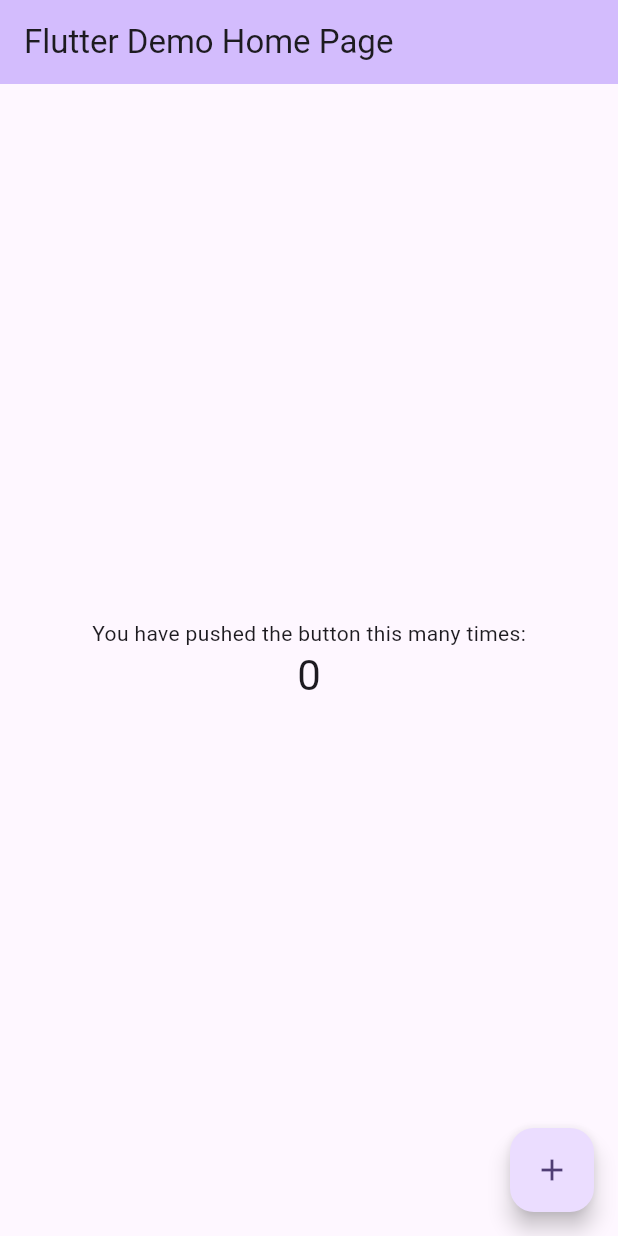
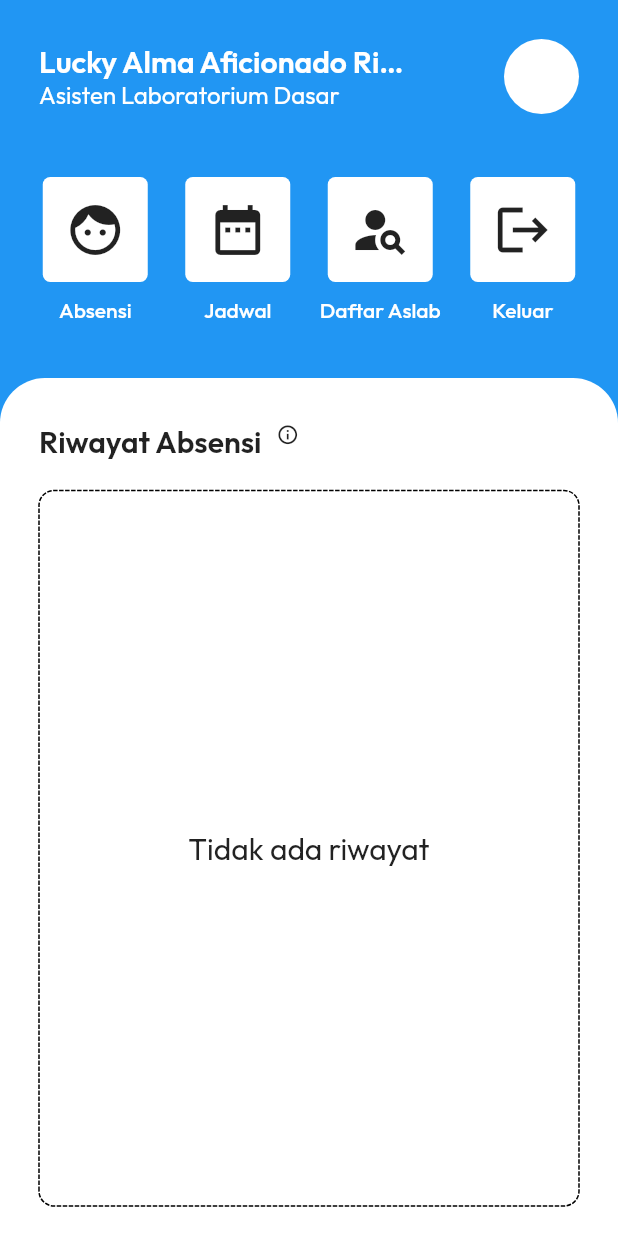
Before and after one commit to LuckyAlmaAficionado/Sistem-Absensi, a Flutter app: the screen it shows after launch, on a phone screen of 412 x 824 dp. Run offline on Flutter 3.47's test engine with Material 3 defaults, Android fonts, the phone set to English and light mode, and no system bars; drawn by our look-alikes of dotted_border; our stand-ins replace gap, get, google_fonts.

Commit message:
first commit

```diff
--- /dev/null
+++ b/lib/app/modules/home/views/home_view.dart
@@ -0,0 +1,212 @@
+import 'package:dotted_border/dotted_border.dart';
+import 'package:flutter/material.dart';
+import 'package:gap/gap.dart';
+
+import 'package:get/get.dart';
+
+import '../controllers/home_controller.dart';
+
+class HomeView extends GetView<HomeController> {
+  const HomeView({Key? key}) : super(key: key);
+  @override
+  Widget build(BuildContext context) {
+    return Scaffold(
+        backgroundColor: Colors.blue,
+        body: SizedBox(
+          width: Get.width,
+          height: Get.height,
+          child: SafeArea(
+            child: Column(
+              children: [
+                // informasi jabatan, nama, & photo profile
+                Padding(
+                  padding: const EdgeInsets.all(26.0),
+                  child: Row(
+                    mainAxisAlignment: MainAxisAlignment.spaceBetween,
+                    crossAxisAlignment: CrossAxisAlignment.center,
+                    children: [
+                      SizedBox(
+                        width: Get.width * 0.6,
+                        child: Column(
+                          mainAxisAlignment: MainAxisAlignment.center,
+                          crossAxisAlignment: CrossAxisAlignment.start,
+                          children: [
+                            Text(
+                              'Lucky Alma Aficionado Rigel',
+                              overflow: TextOverflow.ellipsis,
+                              style: TextStyle(
+                                fontWeight: FontWeight.w600,
+                                color: Colors.white,
+                                fontSize: 20,
+                              ),
+                            ),
+                            Text(
+                              'Asisten Laboratorium Dasar',
+                              overflow: TextOverflow.ellipsis,
+                              style: TextStyle(
+                                fontWeight: FontWeight.normal,
+                                color: Colors.white,
+                                fontSize: 16,
+                              ),
+                            ),
+                          ],
+                        ),
+                      ),
+                      CircleAvatar(
+                        backgroundColor: Colors.white,
+                        radius: 25,
+                      ),
+                    ],
+                  ),
+                ),
+
+                // custom tile
+                Padding(
+                  padding: const EdgeInsets.all(16.0),
+                  child: Row(
+                    crossAxisAlignment: CrossAxisAlignment.start,
+                    children: [
+                      CustomTileHome(
+                        icon: Icons.face,
+                        title: 'Absensi',
+                        onTap: () {},
+                      ),
+                      CustomTileHome(
+                        icon: Icons.date_range,
+                        title: 'Jadwal',
+                        onTap: () {},
+                      ),
+                      CustomTileHome(
+                        icon: Icons.person_search_sharp,
+                        title: 'Daftar Aslab',
+                        onTap: () {},
+                      ),
+                      CustomTileHome(
+                        icon: Icons.logout,
+                        title: 'Keluar',
+                        onTap: () {},
+                      ),
+                    ],
+                  ),
+                ),
+
+                // riwayat asistensi
+                const Gap(20),
+                Expanded(
+                  child: Container(
+                    padding: const EdgeInsets.symmetric(horizontal: 26),
+                    width: Get.width,
+                    decoration: BoxDecoration(
+                      color: Colors.white,
+                      borderRadius: BorderRadius.only(
+                        topLeft: Radius.circular(30),
+                        topRight: Radius.circular(30),
+                      ),
+                    ),
+                    child: Column(
+                      mainAxisAlignment: MainAxisAlignment.start,
+                      crossAxisAlignment: CrossAxisAlignment.start,
+                      children: [
+                        const Gap(30),
+                        Row(
+                          crossAxisAlignment: CrossAxisAlignment.start,
+                          children: [
+                            Text(
+                              'Riwayat Absensi',
+                              style: TextStyle(
+                                fontWeight: FontWeight.w600,
+                                fontSize: 20,
+                              ),
+                            ),
+                            const Gap(10),
+                            GestureDetector(
+                              onTap: () {
+                                Get.defaultDialog(
+                                  title: 'Riwayat Absensi',
+                                  content: Text(
+                                    'berisi mengenai informasi riwayat dari asistensi laboratorium',
+                                    textAlign: TextAlign.center,
+                                  ),
+                                );
+                              },
+                              child: Icon(
+                                Icons.info_outline,
+                                size: 15,
+                              ),
+                            ),
+                          ],
+                        ),
+                        const Gap(20),
+                        Expanded(
+                          child: DottedBorder(
+                            borderType: BorderType.RRect,
+                            radius: Radius.circular(10),
+                            child: Center(
+                              child: Text(
+                                'Tidak ada riwayat',
+                                style: TextStyle(
+                                  fontSize: 20,
+                                ),
+                              ),
+                            ),
+                          ),
+                        ),
+                        const Gap(20),
+                      ],
+                    ),
+                  ),
+                ),
+              ],
+            ),
+          ),
+        ));
+  }
+}
+
+class CustomTileHome extends StatelessWidget {
+  const CustomTileHome({
+    super.key,
+    required this.title,
+    this.onTap,
+    required this.icon,
+  });
+
+  final String title;
+  final Function()? onTap;
+  final IconData icon;
+
+  @override
+  Widget build(BuildContext context) {
+    return Expanded(
+      child: GestureDetector(
+        onTap: onTap,
+        child: Column(
+          children: [
+            Container(
+              width: 70,
+              height: 70,
+              decoration: BoxDecoration(
+                color: Colors.white,
+                borderRadius: BorderRadius.circular(5),
+              ),
+              child: Icon(
+                icon,
+                size: 40,
+              ),
+            ),
+            const Gap(10),
+            Text(
+              title,
+              textAlign: TextAlign.center,
+              style: TextStyle(
+                fontWeight: FontWeight.w500,
+                color: Colors.white,
+                fontSize: 14,
+              ),
+            )
+          ],
+        ),
+      ),
+    );
+  }
+}
--- a/lib/main.dart
+++ b/lib/main.dart
@@ -1,125 +1,26 @@
 import 'package:flutter/material.dart';
+import 'package:flutter/services.dart';
+
+import 'package:get/get.dart';
+import 'package:google_fonts/google_fonts.dart';
+
+import 'app/routes/app_pages.dart';
 
 void main() {
-  runApp(const MyApp());
+  WidgetsFlutterBinding.ensureInitialized();
+  SystemChrome.setSystemUIOverlayStyle(SystemUiOverlayStyle(
+    statusBarColor: Colors.transparent,
+  ));
+  runApp(
+    GetMaterialApp(
+      debugShowCheckedModeBanner: false,
+      theme: ThemeData(
+        useMaterial3: false,
+        fontFamily: GoogleFonts.outfit().fontFamily,
+      ),
+      title: "Application",
+      initialRoute: AppPages.INITIAL,
+      getPages: AppPages.routes,
+    ),
+  );
 }
-
-class MyApp extends StatelessWidget {
-  const MyApp({super.key});
-
-  // This widget is the root of your application.
-  @override
-  Widget build(BuildContext context) {
-    return MaterialApp(
-      title: 'Flutter Demo',
-      theme: ThemeData(
-        // This is the theme of your application.
-        //
-        // TRY THIS: Try running your application with "flutter run". You'll see
-        // the application has a purple toolbar. Then, without quitting the app,
-        // try changing the seedColor in the colorScheme below to Colors.green
-        // and then invoke "hot reload" (save your changes or press the "hot
-        // reload" button in a Flutter-supported IDE, or press "r" if you used
-        // the command line to start the app).
-        //
-        // Notice that the counter didn't reset back to zero; the application
-        // state is not lost during the reload. To reset the state, use hot
-        // restart instead.
-        //
-        // This works for code too, not just values: Most code changes can be
-        // tested with just a hot reload.
-        colorScheme: ColorScheme.fromSeed(seedColor: Colors.deepPurple),
-        useMaterial3: true,
-      ),
-      home: const MyHomePage(title: 'Flutter Demo Home Page'),
-    );
-  }
-}
-
-class MyHomePage extends StatefulWidget {
-  const MyHomePage({super.key, required this.title});
-
-  // This widget is the home page of your application. It is stateful, meaning
-  // that it has a State object (defined below) that contains fields that affect
-  // how it looks.
-
-  // This class is the configuration for the state. It holds the values (in this
-  // case the title) provided by the parent (in this case the App widget) and
-  // used by the build method of the State. Fields in a Widget subclass are
-  // always marked "final".
-
-  final String title;
-
-  @override
-  State<MyHomePage> createState() => _MyHomePageState();
-}
-
-class _MyHomePageState extends State<MyHomePage> {
-  int _counter = 0;
-
-  void _incrementCounter() {
-    setState(() {
-      // This call to setState tells the Flutter framework that something has
-      // changed in this State, which causes it to rerun the build method below
-      // so that the display can reflect the updated values. If we changed
-      // _counter without calling setState(), then the build method would not be
-      // called again, and so nothing would appear to happen.
-      _counter++;
-    });
-  }
-
-  @override
-  Widget build(BuildContext context) {
-    // This method is rerun every time setState is called, for instance as done
-    // by the _incrementCounter method above.
-    //
-    // The Flutter framework has been optimized to make rerunning build methods
-    // fast, so that you can just rebuild anything that needs updating rather
-    // than having to individually change instances of widgets.
-    return Scaffold(
-      appBar: AppBar(
-        // TRY THIS: Try changing the color here to a specific color (to
-        // Colors.amber, perhaps?) and trigger a hot reload to see the AppBar
-        // change color while the other colors stay the same.
-        backgroundColor: Theme.of(context).colorScheme.inversePrimary,
-        // Here we take the value from the MyHomePage object that was created by
-        // the App.build method, and use it to set our appbar title.
-        title: Text(widget.title),
-      ),
-      body: Center(
-        // Center is a layout widget. It takes a single child and positions it
-        // in the middle of the parent.
-        child: Column(
-          // Column is also a layout widget. It takes a list of children and
-          // arranges them vertically. By default, it sizes itself to fit its
-          // children horizontally, and tries to be as tall as its parent.
-          //
-          // Column has various properties to control how it sizes itself and
-          // how it positions its children. Here we use mainAxisAlignment to
-          // center the children vertically; the main axis here is the vertical
-          // axis because Columns are vertical (the cross axis would be
-          // horizontal).
-          //
-          // TRY THIS: Invoke "debug painting" (choose the "Toggle Debug Paint"
-          // action in the IDE, or press "p" in the console), to see the
-          // wireframe for each widget.
-          mainAxisAlignment: MainAxisAlignment.center,
-          children: <Widget>[
-            const Text(
-              'You have pushed the button this many times:',
-            ),
-            Text(
-              '$_counter',
-              style: Theme.of(context).textTheme.headlineMedium,
-            ),
-          ],
-        ),
-      ),
-      floatingActionButton: FloatingActionButton(
-        onPressed: _incrementCounter,
-        tooltip: 'Increment',
-        child: const Icon(Icons.add),
-      ), // This trailing comma makes auto-formatting nicer for build methods.
-    );
-  }
-}
```
Also changed, not shown: lib/app/modules/home/bindings/home_binding.dart (added, +12 -0 lines), lib/app/modules/home/controllers/home_controller.dart (added, +23 -0 lines), lib/app/routes/app_pages.dart (added, +20 -0 lines), lib/app/routes/app_routes.dart (added, +12 -0 lines), pubspec.yaml (+9 -76 lines), pubspec.lock, 18 other files.
